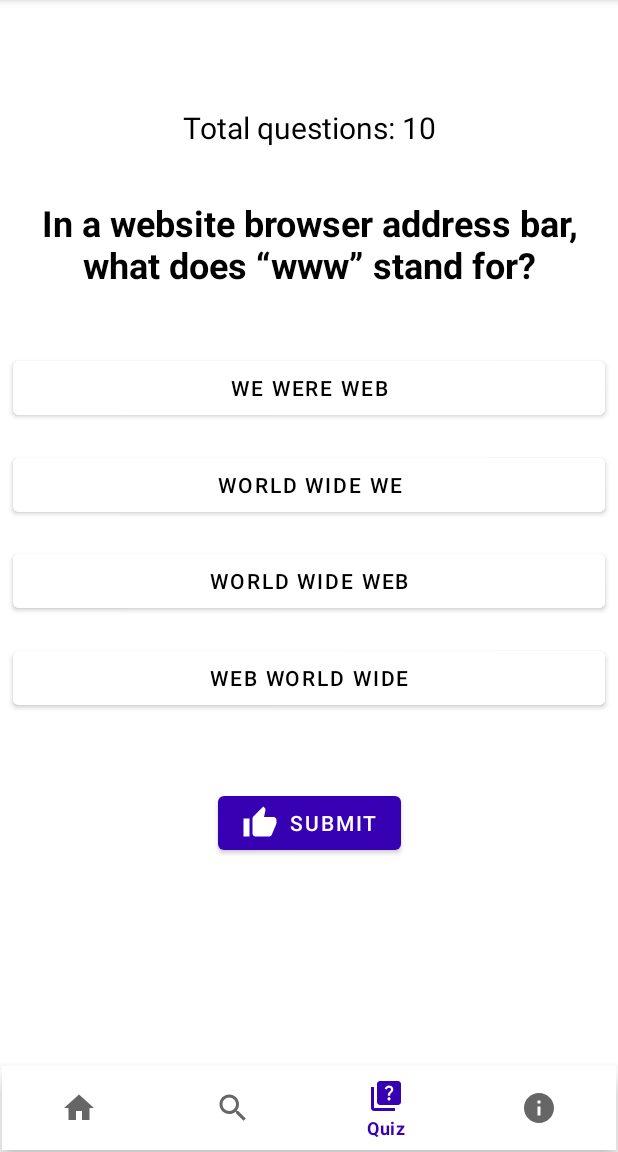
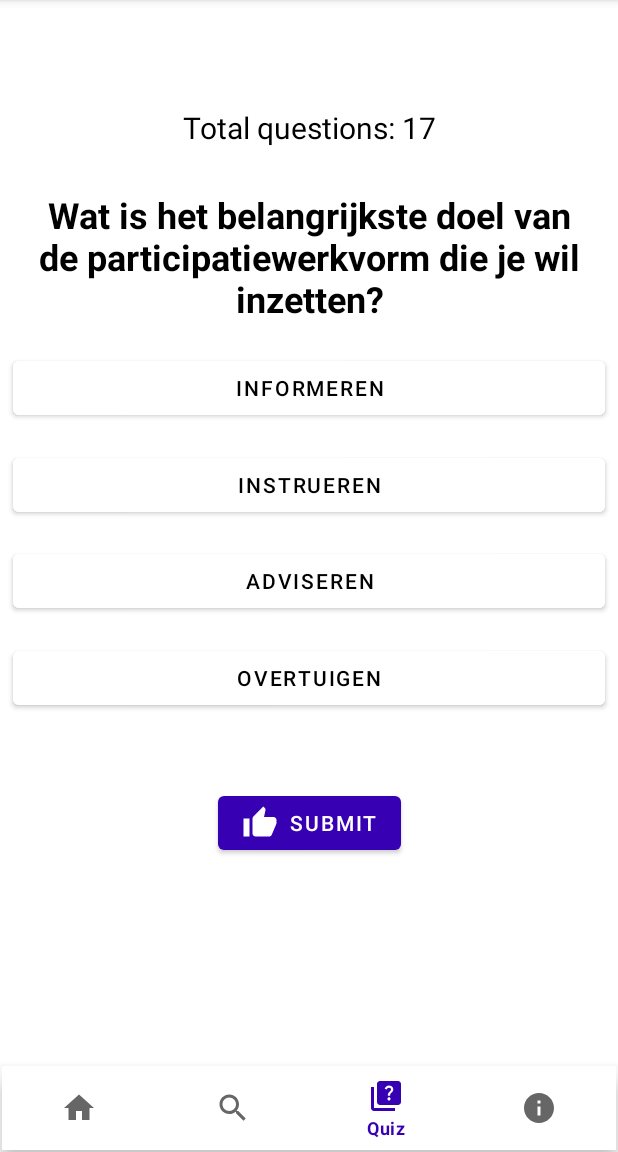
Before and after one commit to phenningsson/Gesallprov, an Android app: the screen it shows after launch (MainActivity), item 3 of the bottom bar chosen, on a phone screen of 412 x 824 dp, the part 84-1236 px from its top. Run offline under Robolectric (Android 15) with nearby library versions, the phone set to English and light mode, and no system bars.

Commit message:
Added functionalities.
TODO: Fix the design so the squares are asymetrical as in the Figma design.

Fix the mapping of the answers to the participation methods.

Fix the design.

Fix the last letter on Scenarioubow.

Add search bar and functional searching capability.

Make it possible to swipe between pop ups for the methods so you can press on one method and then swipe on the pop up window to go to the next or previous method.

```diff
--- a/app/src/main/java/com/example/gesallprov/AnswerQuestion.java
+++ b/app/src/main/java/com/example/gesallprov/AnswerQuestion.java
@@ -1,59 +1,64 @@
 package com.example.gesallprov;
-
-// hjälpklass till QuizFragment-klassen. Här skapas quizzens frågor, svarsalternativ och rätt svar
-//hämtas genom att AnswerQuestion anropas i QuizFragment-klassen
 
 public class AnswerQuestion {
 
-    // frågorna som ställs, skapas här
     public static String[] question = {
-            //första frågan
-            "In a website browser address bar, what does “www” stand for?",
-            // andra frågan
-            "What is the capital of Liechtenstein?",
-            // tredje frågan, osv
-            "In what year was Lord of the Rings published?",
-            "Which country consumes the most chocolate per capita?",
-            "What is the largest country in the world?",
-            "What is the most populous country in the world?",
-            "What is the most populous city in the world?",
-            "Which blood type is a universal donor?",
-            "How many pounds are in a ton?",
-            "What percentage of the Earth’s wildlife is found in the ocean?"
+            "Wat is het belangrijkste doel van de participatiewerkvorm die je wil inzetten?",
+            "Voor welke doelgroep wil je participatie inzetten?",
+            "Is de focus van de participatie vooral gericht op het individu of de groep?",
+            "Hoe zou je jouw ervaring met het organiseren van participatieprocessen omschrijven?",
+            "Hoeveel tijd heb je beschikbaar voor de organisatie van de participatiewerkvorm?",
+            "Welke mate van invloed wil je dat de deelnemers hebben in het participatieproces?",
+            "Welke mate van diepgang wil je bereiken gedurende het participatieproces?",
+            "In welke fase van het onderzoek of project wil je participatie toepassen?",
+            "Zal er tijdens het participatieproces vertrouwelijke informatie worden gedeeld of opgehaald?",
+            "Is het belangrijk dat de deelnemers anoniem kunnen blijven?",
+            "Wat is de gewenste groepsgrootte?",
+            "Is het belangrijk dat de participatiewerkvorm laagdrempelig is voor de deelnemers?",
+            "Wat is de gewenste tijdsduur van de participatiewerkvorm?",
+            "Is het belangrijk dat de deelnemers tijdens de participatie nieuwe dingen kunnen leren of ondervinden?",
+            "Is het belangrijk dat de participatiewerkvorm gericht is op het stimuleren van innovatie en vernieuwing?",
+            "Wil je de participatiewerkvorm formeel of informeel vormgeven?",
+            "Wil je de input van de deelnemers tijdens de participatiewerkvorm open of doelgericht laten verlopen?"
     };
 
-    //svarsalternativen till frågorna, skapas här
     public static String[][] choices = {
-            // svarsalternativen till första frågan
-            {"We Were Web", "World Wide We", "World Wide Web", "Web World Wide"},
-            // svarsalternativen till andra frågan
-            {"Vaduz", "Freiburg", "Ulm", "Koblenz"},
-            // svarsalternativen till tredje frågan, osv
-            {"1964", "1954", "1946", "1945"},
-            {"Sweden", "Switzerland", "Austria", "Belgium"},
-            {"USA", "China", "Russia", "Canada"},
-            {"China", "India", "Russia", "USA"},
-            {"Chongqing", "Delhi", "Tokyo", "Shanghai"},
-            {"O-Negative", "A-Negative", "B-Positive", "AB-Negative"},
-            {"1000", "2000", "1500", "2500"},
-            {"52", "94", "72", "33"}
+            {"Informeren", "Instrueren", "Adviseren", "Overtuigen", "Activeren", "Emotioneren", "Inspireren"},
+            {"Burgers", "Studenten", "Professionals", "Kinderen", "Jongeren", "30+", "65+"},
+            {"Belangrijk", "Onbelangrijk"},
+            {"Weinig", "Neutraal", "Veel"},
+            {"Er is veel tijd beschikbaar", "Er is minder tijd beschikbaar"},
+            {"Informeren", "Inspreken", "Consulteren", "Coproduceren / samenwerken", "Delegeren", "Zelfbestuur"},
+            {"Veel diepgang", "Neutraal", "Weinig diepgang", "Geen diepgang"},
+            {"Voorbereidende fase", "Analyserende fase", "Uitvoerende fase", "Monitorende fase"},
+            {"Ja, er zal vertrouwelijke informatie worden gedeeld/opgehaald", "Nee, alleen openbare informatie zal worden gebruikt"},
+            {"Ja, anonimiteit van de deelnemers is van belang", "Nee, anonimiteit is niet noodzakelijk"},
+            {"Kleinschalig", "Klein groepsverband", "Middelgroot groepsverband", "Groot groepsverband", "Massaal", "Open"},
+            {"Ja, laagdrempeligheid is belangrijk", "Nee, laagdrempeligheid is niet noodzakelijk"},
+            {"Eenmalige sessie", "Meerdere sessies"},
+            {"Ja, het is belangrijk dat deelnemers kunnen leren en nieuwe dingen ondervinden", "Nee, leren is niet van toepassing"},
+            {"Ja, het is belangrijk dat de participatiewerkvorm innovatie en vernieuwing stimuleert", "Nee, innovatie en vernieuwing zijn niet van toepassing"},
+            {"Formele setting", "Informele setting"},
+            {"Open input", "Doelgerichte input"}
     };
 
-    // rätt svar på frågorna, skapas här
-    public static String[] correctAnswers = {
-            // rätt svar på första frågan
-            "World Wide Web",
-            // rätt svar på andra frågan
-            "Vaduz",
-            // rätt svar på tredje frågan, osv
-            "1954",
-            "Switzerland",
-            "Russia",
-            "China",
-            "Tokyo",
-            "O-Negative",
-            "2000",
-            "94"
+    public static int[][] answerMappings = {
+            {0, 1, 2, 3, 4, 5, 6}, // Question 1
+            {0, 1, 2, 3, 4, 5, 6}, // Question 2
+            {0, 1}, // Question 3
+            {0, 1, 2}, // Question 4
+            {0, 1}, // Question 5
+            {0, 1, 2, 3, 4, 5}, // Question 6
+            {0, 1, 2, 3}, // Question 7
+            {0, 1, 2, 3}, // Question 8
+            {0, 1}, // Question 9
+            {0, 1}, // Question 10
+            {0, 1, 2, 3, 4, 5}, // Question 11
+            {0, 1}, // Question 12
+            {0, 1}, // Question 13
+            {0, 1}, // Question 14
+            {0, 1}, // Question 15
+            {0, 1}, // Question 16
+            {0, 1} // Question 17
     };
-
 }
--- a/app/src/main/java/com/example/gesallprov/MainActivity.java
+++ b/app/src/main/java/com/example/gesallprov/MainActivity.java
@@ -29,7 +29,7 @@ public class MainActivity extends AppCompatActivity {
         // i resurmappen "menu"
         binding.bottomNavigationView.setOnItemSelectedListener(item -> {
 
-            // Bbt ut fragmentet beroende på vilken knapp som klickats på i navigeringsfältet
+            // Byt ut fragmentet beroende på vilken knapp som klickats på i navigeringsfältet
             switch (item.getItemId()){
 
                 case R.id.home:
@@ -56,5 +56,4 @@ public class MainActivity extends AppCompatActivity {
         fragmentTransaction.replace(R.id.frameLayout, fragment);
         fragmentTransaction.commit();
     }
-
 }
```
Also changed, not shown: app/src/main/java/com/example/gesallprov/HomeFragment.java (+2 -9 lines), app/src/main/java/com/example/gesallprov/MethodDetailDialog.java (added, +64 -0 lines), app/src/main/java/com/example/gesallprov/QuizFragment.java (+64 -63 lines), app/src/main/java/com/example/gesallprov/ResultFragment.java (added, +64 -0 lines), app/src/main/java/com/example/gesallprov/WorkformFragment.java (+26 -45 lines), app/src/main/res/layout/fragment_method_detail_dialog.xml (added, +30 -0 lines), app/src/main/res/layout/fragment_result.xml (added, +29 -0 lines), app/src/main/res/values/strings.xml (+28 -4 lines).
